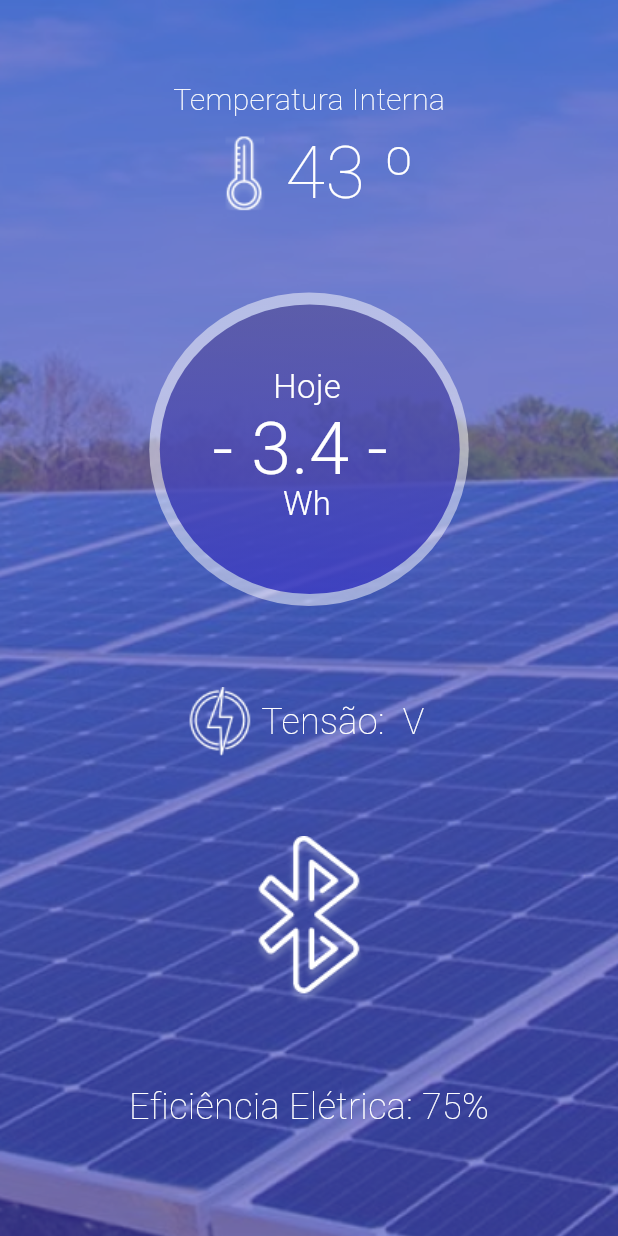
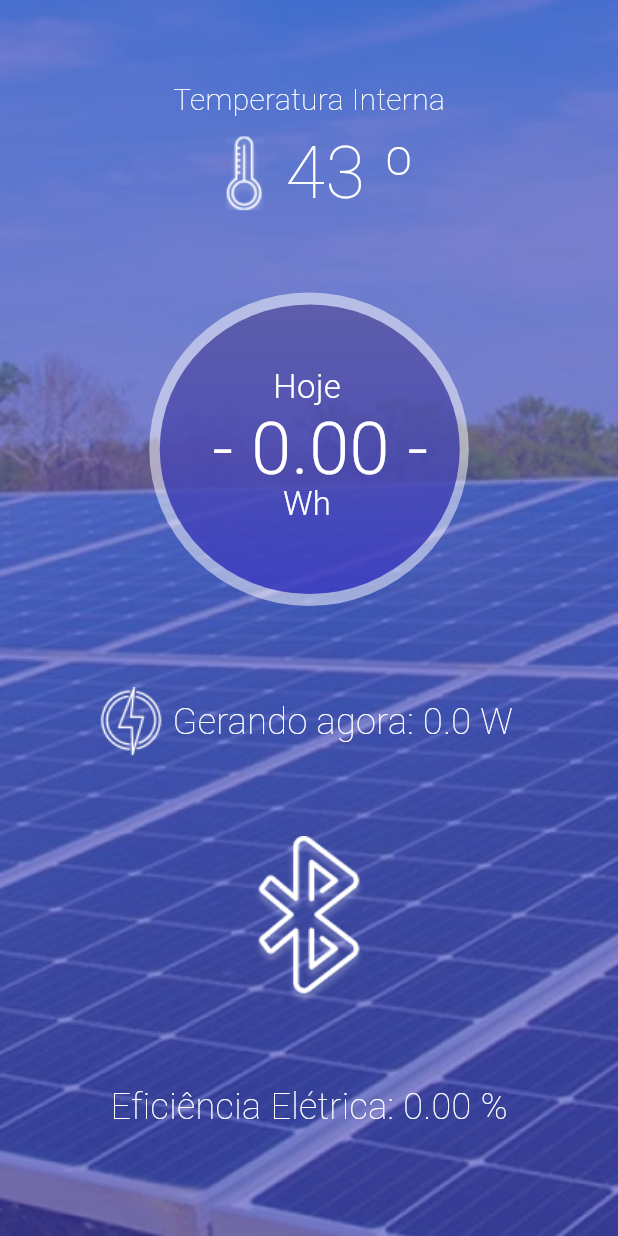
Before and after one commit to DennisBaracho/projeto_integrador, a Flutter app: the HomePage screen opened directly, on a phone screen of 412 x 824 dp. Run offline on Flutter 3.47's test engine with Material 3 defaults, Android fonts, the phone set to English and light mode, and no system bars; our stand-ins replace custom_navigation_bar, get, percent_indicator; missing offline and left inert: flutter_reactive_ble; Roboto replaces fonts that are missing (Montserrat).

Commit message:
add homepage and goals values based in ble data

```diff
--- a/lib/blecontroller.dart
+++ b/lib/blecontroller.dart
@@ -1,4 +1,3 @@
-import 'package:flutter/material.dart';
 import 'package:flutter_reactive_ble/flutter_reactive_ble.dart';
 import 'dart:async';
 import 'package:get/get.dart';
@@ -7,8 +6,12 @@ class BleController {
   final flutterReactiveBle = FlutterReactiveBle();
   late StreamSubscription<ConnectionStateUpdate> connection;
   late QualifiedCharacteristic characteristic;
-  RxString potencia = ''.obs;
+  RxDouble potencia = 0.0.obs;
   RxString status = 'not connected'.obs;
+  RxDouble eff = 0.0.obs;
+  RxDouble soma = 0.0.obs;
+  RxDouble today = 0.0.obs;
+  RxDouble percent = 0.0.obs;
 
   void connect() async {
     flutterReactiveBle
@@ -40,8 +43,18 @@ class BleController {
         flutterReactiveBle
             .subscribeToCharacteristic(characteristic)
             .listen((data) {
-          potencia.value = String.fromCharCodes(data);
-          print(potencia);
+
+              //Obtendo valor de potência
+          potencia.value = double.parse(String.fromCharCodes(data));
+
+          //Calculando eficiência elétrica
+          eff.value = (potencia.value * 100)/3.3;
+
+          //Somando os valores de potência para descobrir o Wh
+          soma.value = potencia.value + potencia.value;
+          //Para obter o valor de Wh, são realizadas 1200 medições
+          today.value = soma.value/1200;
+
         });
       }
     });
--- a/lib/earnings.dart
+++ b/lib/earnings.dart
@@ -16,8 +16,6 @@ class _ProfitState extends State<Profit> {
 
   int Wh = 0;
   int temp = 43;
-  int eff = 75;
-  double today = 3.4;
   final _valor = TextEditingController();
   double lucro = 0;
 
--- a/lib/goals.dart
+++ b/lib/goals.dart
@@ -12,8 +12,6 @@ class Goals extends StatefulWidget {
 class _GoalsState extends State<Goals> {
   int Wh = 0;
   int temp = 43;
-  int eff = 75;
-  double today = 3.4;
   final _valor = TextEditingController();
   double meta = 0;
 
@@ -77,7 +75,7 @@ class _GoalsState extends State<Goals> {
                         CircularPercentIndicator(
                           radius: 110.0,
                           lineWidth: 10.0,
-                          percent: 0.3,
+                          percent: 0.53,
                           progressColor: Colors.white,
                           backgroundColor: Color(0xFFFFFFF),
                           center: const Icon(
--- a/lib/homepage.dart
+++ b/lib/homepage.dart
@@ -16,7 +16,6 @@ class _HomePageState extends State<HomePage> {
 
   int Wh = 0;
   int temp = 43;
-  double today = 3.4;
 
   @override
   Widget build(BuildContext context) {
@@ -147,14 +146,15 @@ class _HomePageState extends State<HomePage> {
                     Positioned(
                       left: 42,
                       top: 76,
-                      child: Text(
-                        '- $today -',
+                      child: Obx(
+                            () => Text(
+                          '- ${c.today.toStringAsFixed(2)} -',
                           style: const TextStyle(
-                          color: Colors.white,
                               fontSize: 48,
+                              height: 0,
                               fontFamily: 'Montserrat',
                               fontWeight: FontWeight.w300,
-                          height: 0,
+                              color: Colors.white),
                         ),
                       ),
                     ),
@@ -176,7 +176,7 @@ class _HomePageState extends State<HomePage> {
                     padding: EdgeInsets.all(5),
                     child: Obx(
                       () => Text(
-                        'Tensão: ${c.potencia} V',
+                        'Gerando agora: ${c.potencia} W',
                         style: const TextStyle(
                             fontSize: 24,
                             fontWeight: FontWeight.w200,
@@ -203,12 +203,14 @@ class _HomePageState extends State<HomePage> {
               Row(mainAxisAlignment: MainAxisAlignment.center, children: [
                 Padding(
                   padding: const EdgeInsets.all(10),
-                  child: Text(
-                    'Eficiência Elétrica: 75%',
+                  child: Obx(
+                        () => Text(
+                      'Eficiência Elétrica: ${c.eff.toStringAsFixed(2)} %',
                       style: const TextStyle(
                           fontSize: 24,
                           fontWeight: FontWeight.w200,
                           color: Colors.white),
+                    ),
                   ),
                 ),
               ]),
--- a/pubspec.yaml
+++ b/pubspec.yaml
@@ -39,6 +39,7 @@ dependencies:
   flutter_reactive_ble: ^5.2.0
   custom_navigation_bar: ^0.8.2
   percent_indicator: ^4.2.3
+  intl: ^0.19.0
 
 dev_dependencies:
   flutter_test:
```
Also changed, not shown: pubspec.lock. Lines whose indentation alone changed are shown as unchanged.
